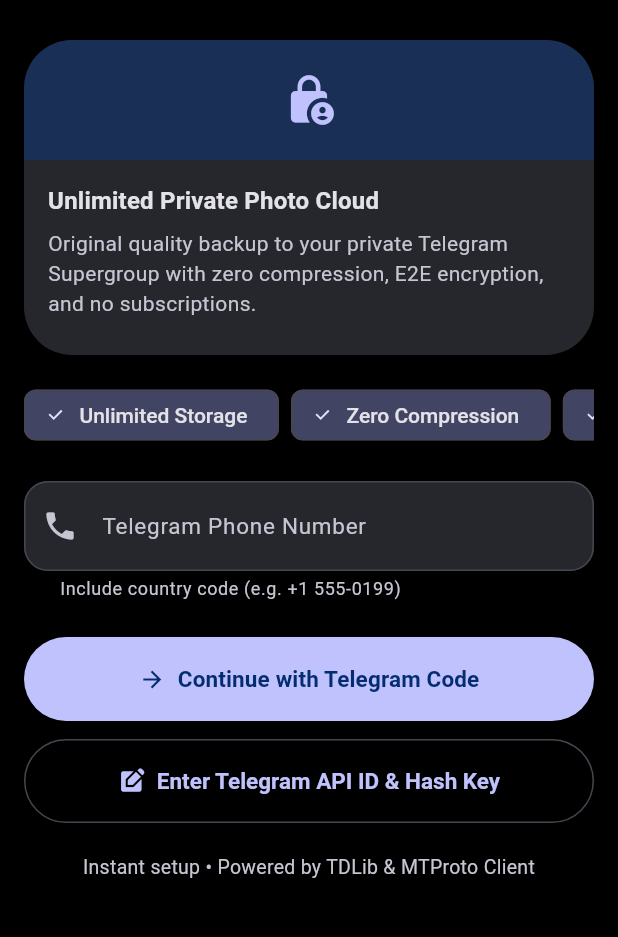
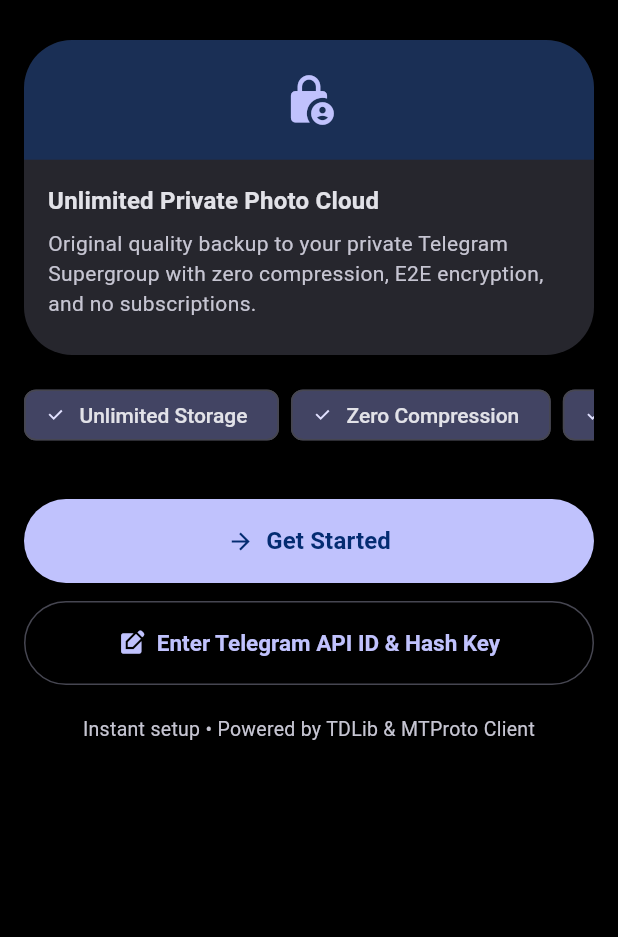
Before and after one commit to Myselfnandha/telecloud-photos, a Flutter app: the screen it shows after launch, on a phone screen of 412 x 824 dp, the part 68-1005 px from its top. Run offline on Flutter 3.47's test engine with Material 3 defaults, Android fonts, the phone set to English and light mode, and no system bars; our stand-ins replace battery_plus, connectivity_plus, drift, flutter_dotenv, flutter_riverpod, flutter_secure_storage and 8 more; missing offline and left inert: flutter_displaymode, flutter_foreground_task, photo_manager, tdlib, workmanager; accounts and stored records are empty; generated files the repository leaves out were written again; statements that could not run were skipped; project files that could hold a hidden picture were left out.

Commit message:
fix(auth): eliminate duplicate phone screen, resolve TDLib binlog lock on credential setup, and harden webview UA

```diff
--- a/telecloud_photos/lib/features/auth/screens/onboarding_screen.dart
+++ b/telecloud_photos/lib/features/auth/screens/onboarding_screen.dart
@@ -1,11 +1,12 @@
 import 'package:flutter/material.dart';
 import 'package:flutter/services.dart';
 import 'package:go_router/go_router.dart';
+import '../../../core/constants/app_constants.dart';
 import '../../../shared/widgets/m3e/m3e_card.dart';
 
 /// Screen 1: "Onboarding & Auth"
 /// Material 3 Expressive first-run welcome screen highlighting unlimited E2EE
-/// Telegram photo storage, chip group, phone input, and instant setup triggers.
+/// Telegram photo storage, chip group, and single Get Started action.
 class OnboardingScreen extends StatefulWidget {
   const OnboardingScreen({super.key});
 
@@ -14,23 +15,21 @@
 }
 
 class _OnboardingScreenState extends State<OnboardingScreen> {
-  final TextEditingController _phoneController = TextEditingController();
   final Set<String> _selectedChips = {
     'Unlimited Storage',
     'Zero Compression',
     'E2EE Privacy',
   };
 
-  @override
-  void dispose() {
-    _phoneController.dispose();
-    super.dispose();
-  }
-
-  void _navigateToPhoneLogin() {
+  Future<void> _navigateToPhoneLogin() async {
     HapticFeedback.lightImpact();
-    // Strict authentication gate: proceed to Telegram API credentials setup
-    context.go('/setup');
+    final hasSaved = await AppConstants.hasSavedCredentials();
+    if (!mounted) return;
+    if (hasSaved || AppConstants.telegramApiId > 0) {
+      context.go('/login');
+    } else {
+      context.go('/setup');
+    }
   }
 
   void _navigateToApiSetup() {
@@ -110,32 +109,22 @@
                   ],
                 ),
               ),
-              const SizedBox(height: 20),
+              const SizedBox(height: 32),
 
-              // Outlined text field: Telegram Phone Number
-              TextField(
-                controller: _phoneController,
-                keyboardType: TextInputType.phone,
-                style: theme.textTheme.bodyLarge?.copyWith(
-                  color: scheme.onSurface,
-                ),
-                decoration: InputDecoration(
-                  labelText: 'Telegram Phone Number',
-                  prefixIcon: const Icon(Icons.phone),
-                  helperText: 'Include country code (e.g. +1 555-0199)',
-                  hintText: '+1 555-0199',
-                ),
-              ),
-              const SizedBox(height: 24),
-
-              // Filled Button (380dp wide): "Continue with Telegram Code"
+              // Filled Button (380dp wide): "Get Started"
               SizedBox(
                 width: 380,
                 height: 56,
                 child: FilledButton.icon(
                   onPressed: _navigateToPhoneLogin,
                   icon: const Icon(Icons.arrow_forward),
-                  label: const Text('Continue with Telegram Code'),
+                  label: const Text(
+                    'Get Started',
+                    style: TextStyle(
+                      fontSize: 16,
+                      fontWeight: FontWeight.bold,
+                    ),
+                  ),
                 ),
               ),
               const SizedBox(height: 12),
--- a/telecloud_photos/lib/features/auth/widgets/telegram_web_setup_sheet.dart
+++ b/telecloud_photos/lib/features/auth/widgets/telegram_web_setup_sheet.dart
@@ -95,6 +95,9 @@
 
     _controller = WebViewController()
       ..setJavaScriptMode(JavaScriptMode.unrestricted)
+      ..setUserAgent(
+        'Mozilla/5.0 (Linux; Android 15; Pixel 8 Pro) AppleWebKit/537.36 (KHTML, like Gecko) Chrome/130.0.0.0 Mobile Safari/537.36',
+      )
       ..setBackgroundColor(const Color(0xFF0F172A))
       ..addJavaScriptChannel(
         'TeleCloudAuthChannel',
```
Also changed, not shown: telecloud_photos/lib/core/telegram/tdlib_client.dart (+24 -1 lines), telecloud_photos/lib/core/telegram/telegram_auth_manager.dart (+18 -7 lines), 2 other files.
